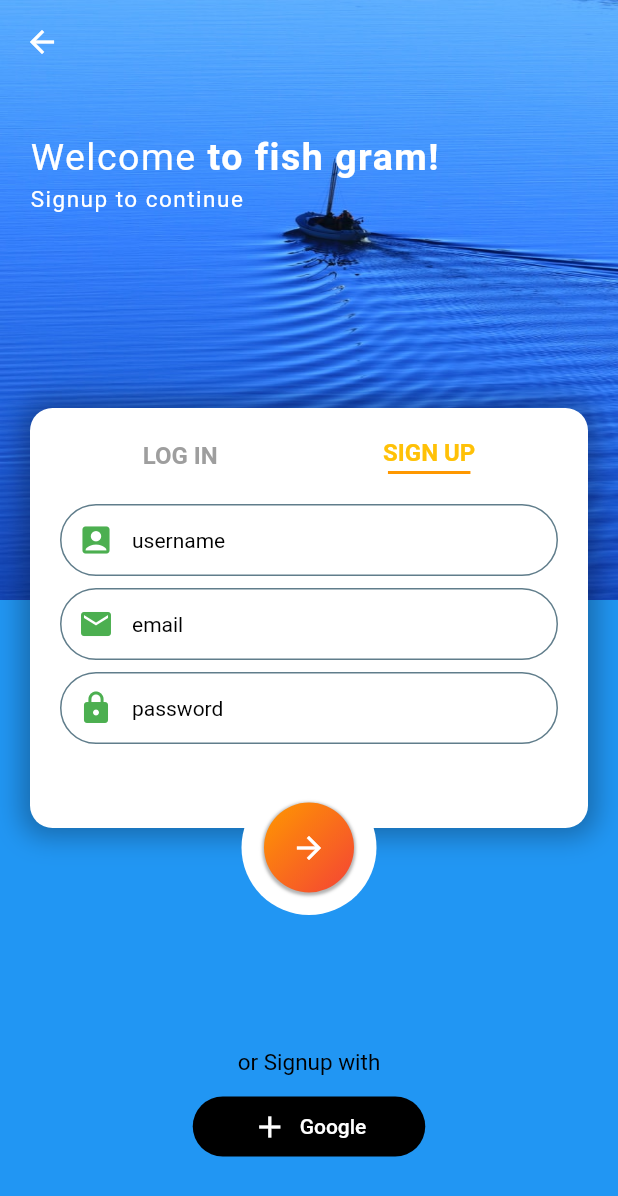
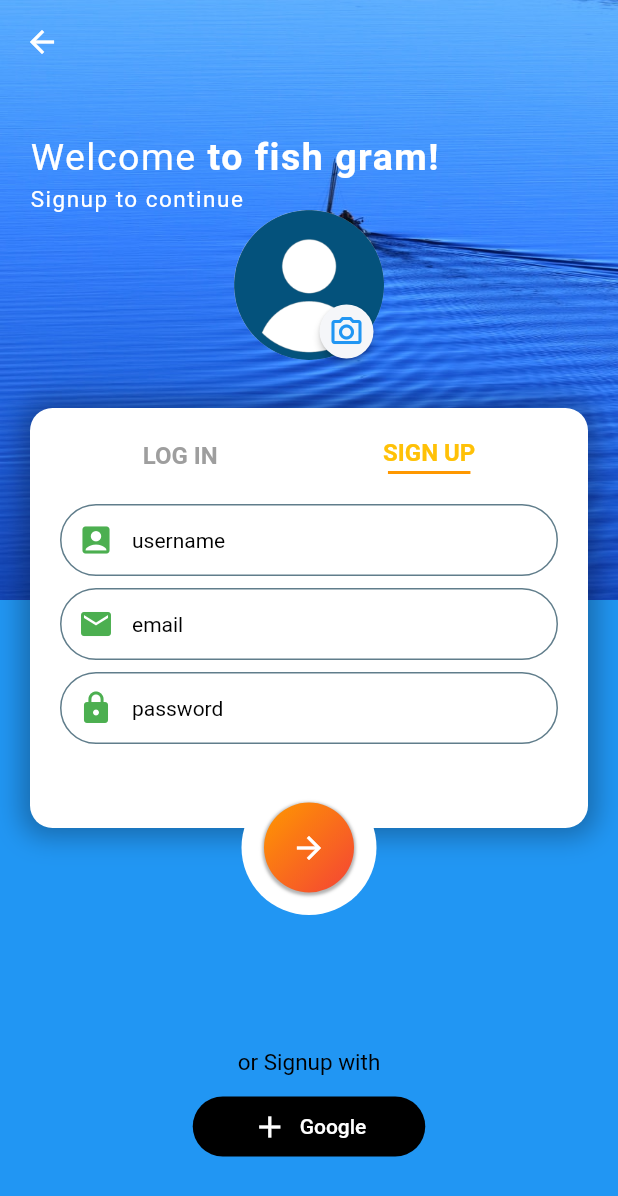
Before and after one commit to Cbulls/fish, a Flutter app: the screen it shows after launch, after a tap on the "account box" icon, on a phone screen of 412 x 824 dp. Shown: the top 1196 px of the screen. Run offline on Flutter 3.47's test engine with Material 2 defaults, Android fonts, the phone set to English and light mode, and no system bars; our stand-ins replace cloud_firestore, firebase_auth, firebase_core, flutter_local_notifications, image_picker; accounts and stored records are empty.

Commit message:
회원 가입 할 때 프로필 이미지 업로드 기능 구현

```diff
--- a/lib/Pages/loginSignupPage.dart
+++ b/lib/Pages/loginSignupPage.dart
@@ -4,6 +4,7 @@
 import 'package:instagram/Widgets/LoginSignup/loginSignupBackground.dart';
 import 'package:instagram/Widgets/LoginSignup/LoginSignupTextfield/loginSignupTextfield.dart';
 import 'package:provider/provider.dart';
+import '../Widgets/LoginSignup/LoginSignupTextfield/signupProfileImage.dart';
 
 class LoginSignup extends StatefulWidget {
   const LoginSignup({Key? key}) : super(key: key);
@@ -42,6 +43,8 @@
                 children: [
                   //배경
                   const LoginSignupBackground(),
+                  //프로필 이미지
+                  context.watch<LoginSignupData>().isSignup ? SignupProfileImage() : Container(),
                   //텍스트 폼 필드
                   LoginSignupTextfield(),
                   //전송버튼
@@ -49,17 +52,8 @@
                   AnimatedPositioned(
                     duration: const Duration(milliseconds: 500),
                     curve: Curves.easeIn,
-                    top: context
-                        .watch<LoginSignupData>()
-                        .isSignup
-                        ? MediaQuery
-                        .of(context)
-                        .size
-                        .height - 125
-                        : MediaQuery
-                        .of(context)
-                        .size
-                        .height - 165,
+                    top: context.watch<LoginSignupData>().isSignup ?
+                    MediaQuery.of(context).size.height - 125 : MediaQuery.of(context).size.height - 165,
                     right: 0,
                     left: 0,
                     child: Column(
--- a/lib/Pages/profilePage.dart
+++ b/lib/Pages/profilePage.dart
@@ -28,8 +28,6 @@
           icon: const Icon(Icons.arrow_back),
           onPressed: (){
             Navigator.pop(context);
-            //   Navigator.push(
-            //       context, MaterialPageRoute(builder: (context) => const MyApp())
           },
           color: Theme.of(context).iconTheme.color,
         ),
--- a/lib/Pages/uploadPage.dart
+++ b/lib/Pages/uploadPage.dart
@@ -1,7 +1,6 @@
 import 'package:flutter/material.dart';
 import 'package:intl/intl.dart';
 import 'package:provider/provider.dart';
-
 import '../Store/homeData.dart';
 
 class Upload extends StatefulWidget {
--- a/lib/Store/loginSignupData.dart
+++ b/lib/Store/loginSignupData.dart
@@ -1,5 +1,7 @@
+import 'dart:io';
 import 'package:flutter/material.dart';
 import 'package:firebase_auth/firebase_auth.dart';
+import 'package:instagram/Widgets/LoginSignup/LoginSignupTextfield/signupProfileImage.dart';
 
 class LoginSignupData extends ChangeNotifier{
   final authentication = FirebaseAuth.instance;
@@ -108,6 +110,15 @@
     }
   }
 
+
+  changeProfileImage(){
+    if(isSignup){
+      return SignupProfileImage();
+    }else{
+      return Container();
+    }
+  }
+
   validate(value, textValue){
     switch(textValue){
       case 'password':
@@ -141,6 +152,29 @@
       case 'email':
         return Icons.email;
     }
+  }
+
+  returnNoProfileImage(){
+    return ClipOval(
+        child: Image.asset(
+          'assets/face.jpg',
+          height: 50.0,
+          width: 50.0,
+          fit: BoxFit.fill,
+        ),
+      );
+  }
+
+  returnProfileImage(imagePath){
+    return ClipRRect(
+      borderRadius: BorderRadius.circular(50),
+      child: Image.file(
+        File(imagePath),
+        height: 50.0,
+        width: 50.0,
+        fit: BoxFit.fill,
+      ),
+    );
   }
 
   returnDecoration(textValue){
--- /dev/null
+++ b/lib/Widgets/LoginSignup/LoginSignupTextfield/signupProfileImage.dart
@@ -0,0 +1,66 @@
+import 'package:flutter/material.dart';
+import 'package:image_picker/image_picker.dart';
+import 'package:provider/provider.dart';
+import 'package:instagram/Store/loginSignupData.dart';
+
+class SignupProfileImage extends StatefulWidget {
+  SignupProfileImage({Key? key}) : super(key: key);
+
+  @override
+  State<SignupProfileImage> createState() => _SignupProfileImageState();
+}
+
+class _SignupProfileImageState extends State<SignupProfileImage> {
+  bool isUploadImage = false;
+  var selectedImage;
+
+  uploadProfileImage () async{
+    var picker = ImagePicker();
+    var image = await picker.pickImage(source: ImageSource.gallery);
+    if(image != null) {
+      setState(() {
+        selectedImage = image.path;
+      });
+    }
+    if (!mounted) return;
+  }
+
+  @override
+  Widget build(BuildContext context) {
+    return Positioned(
+        top: 140,
+        left: MediaQuery.of(context).size.width*0.5 - 50,
+        // left: 0,
+        child: SizedBox(
+          height: 100,
+          width: 100,
+          child: Stack(
+            clipBehavior: Clip.none,
+            fit: StackFit.expand,
+            children: [
+              isUploadImage && selectedImage != null ? context.read<LoginSignupData>().returnProfileImage(selectedImage) :
+              context.watch<LoginSignupData>().returnNoProfileImage(),
+              Positioned(
+                  bottom: -5,
+                  left: 0,
+                  right: -50,
+                  child: RawMaterialButton(
+                    onPressed: () {
+                      uploadProfileImage();
+                      setState(() {
+                        isUploadImage = true;
+                      });
+                    },
+                    elevation: 2.0,
+                    fillColor: const Color(0xFFF5F6F9),
+                    padding: const EdgeInsets.all(5.0),
+                    shape: const CircleBorder(),
+                    child: const Icon(Icons.camera_alt_outlined, color: Colors.blue,),
+                  )
+              ),
+            ],
+          ),
+        )
+    );
+  }
+}
--- a/lib/Widgets/LoginSignup/loginSignupSendingButton.dart
+++ b/lib/Widgets/LoginSignup/loginSignupSendingButton.dart
@@ -5,14 +5,13 @@
 class LoginSignupSendingButton extends StatelessWidget {
   const LoginSignupSendingButton({Key? key}) : super(key: key);
 
-   //error
   @override
   Widget build(BuildContext context) {
     var read = context.read<LoginSignupData>();
     return AnimatedPositioned(
       duration: const Duration(milliseconds: 500),
       curve: Curves.easeIn,
-      top: read.isSignup ? 520 : 490,
+      top: context.watch<LoginSignupData>().isSignup ? 520 : 490,
       right: 0,
       left: 0,
       child: Center(
@@ -25,7 +24,6 @@
               borderRadius: BorderRadius.circular(50)),
           child: GestureDetector(
             onTap: () {
-              print('isSignup : ${read.isSignup}');
               read.isSignup ? read.signUp(context) : read.signIn(context);
               final isValid = read.formKey.currentState!.validate();
               if (isValid && read.isSignupValid) {
--- a/lib/Widgets/appBar.dart
+++ b/lib/Widgets/appBar.dart
@@ -30,11 +30,11 @@
         Text(context.watch<LoginSignupData>().authentication.currentUser!.displayName.toString()) :
       const Text('Instagram'),
       actions: [
-        IconButton(onPressed: (){
-          Navigator.push(
-              context, MaterialPageRoute(builder: (context) => const LoginSignupScreen())
-          );
-        }, icon: const Icon(Icons.star),),
+        // IconButton(onPressed: (){
+        //   Navigator.push(
+        //       context, MaterialPageRoute(builder: (context) => const LoginSignupScreen())
+        //   );
+        // }, icon: const Icon(Icons.star),),
         StreamBuilder<User?>(
             stream: context.watch<LoginSignupData>().authentication.authStateChanges(),
           builder: (context, snapshot) {
@@ -44,9 +44,9 @@
                   context, MaterialPageRoute(
                     builder: (context) =>
                       Profile(
-                        profileImage: snapshot.data?.photoURL ?? 'https://upload.wikimedia.org/wikipedia/commons/thumb/b/b3/Jordan_Lipofsky.jpg/180px-Jordan_Lipofsky.jpg',
+                        profileImage: snapshot.data!.photoURL ?? 'https://upload.wikimedia.org/wikipedia/commons/thumb/b/b3/Jordan_Lipofsky.jpg/180px-Jordan_Lipofsky.jpg',
                         // user: snapshot.data!.displayName,
-                        user: snapshot.data?.displayName ?? 'fdasadf',
+                        user: snapshot.data!.displayName ?? 'fdasadf',
                       ))
                 );
               }, icon: const Icon(Icons.star),);
@@ -59,7 +59,7 @@
             }
           }
         ),
-        IconButton(onPressed: (){showNotification();}, icon: const Icon(Icons.notification_add),),
+        // IconButton(onPressed: (){showNotification();}, icon: const Icon(Icons.notification_add),),
         IconButton(
             onPressed: () async{
               var picker = ImagePicker();
@@ -75,6 +75,10 @@
               );
             },
             icon: const Icon(Icons.add_box_outlined)
+        ),
+        IconButton(
+          icon: const Icon(Icons.settings),
+          onPressed: (){},
         )
       ],
     );
```
Also changed, not shown: assets/face.jpeg (added), assets/face.jpg (added), assets/face.png (added), 87 other files.
